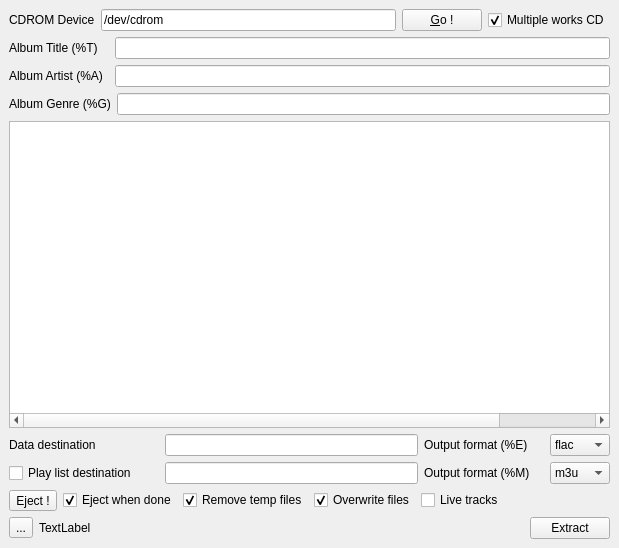
The window that dvdtools/qrip/wndQrip.ui (rickyrockrat/dvd-tools) describes before a commit, drawn with Qt 5.
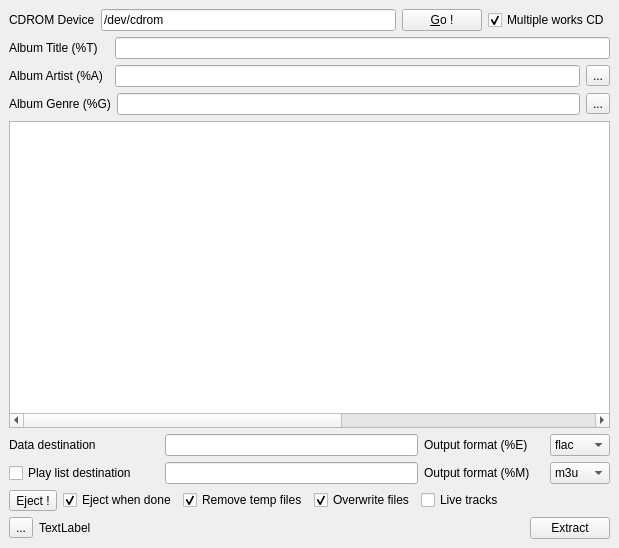
The same window after the commit. Icons and pictures are not drawn.

```diff
--- a/dvdtools/qrip/wndQrip.ui
+++ b/dvdtools/qrip/wndQrip.ui
@@ -112,6 +112,13 @@
         </property>
        </widget>
       </item>
+      <item>
+       <widget class="QToolButton" name="tbSelArtist">
+        <property name="text">
+         <string>...</string>
+        </property>
+       </widget>
+      </item>
      </layout>
     </item>
     <item>
@@ -142,6 +149,13 @@
         </property>
        </widget>
       </item>
+      <item>
+       <widget class="QToolButton" name="tbSelGenre">
+        <property name="text">
+         <string>...</string>
+        </property>
+       </widget>
+      </item>
      </layout>
     </item>
     <item>
@@ -162,11 +176,21 @@
         <string>Composer (%C)</string>
        </property>
       </column>
+      <column>
+       <property name="text">
+        <string>SelComp</string>
+       </property>
+      </column>
       <column>
        <property name="text">
         <string> Work (%W)</string>
        </property>
       </column>
+      <column>
+       <property name="text">
+        <string>SelWork</string>
+       </property>
+      </column>
       <column>
        <property name="text">
         <string>Track no (%N)</string>
@@ -182,6 +206,11 @@
         <string>Length (%L)</string>
        </property>
       </column>
+      <column>
+       <property name="text">
+        <string>Listen</string>
+       </property>
+      </column>
      </widget>
     </item>
     <item>
```
Left out of the diff: 6 changed lines with no effect on the pictures.
